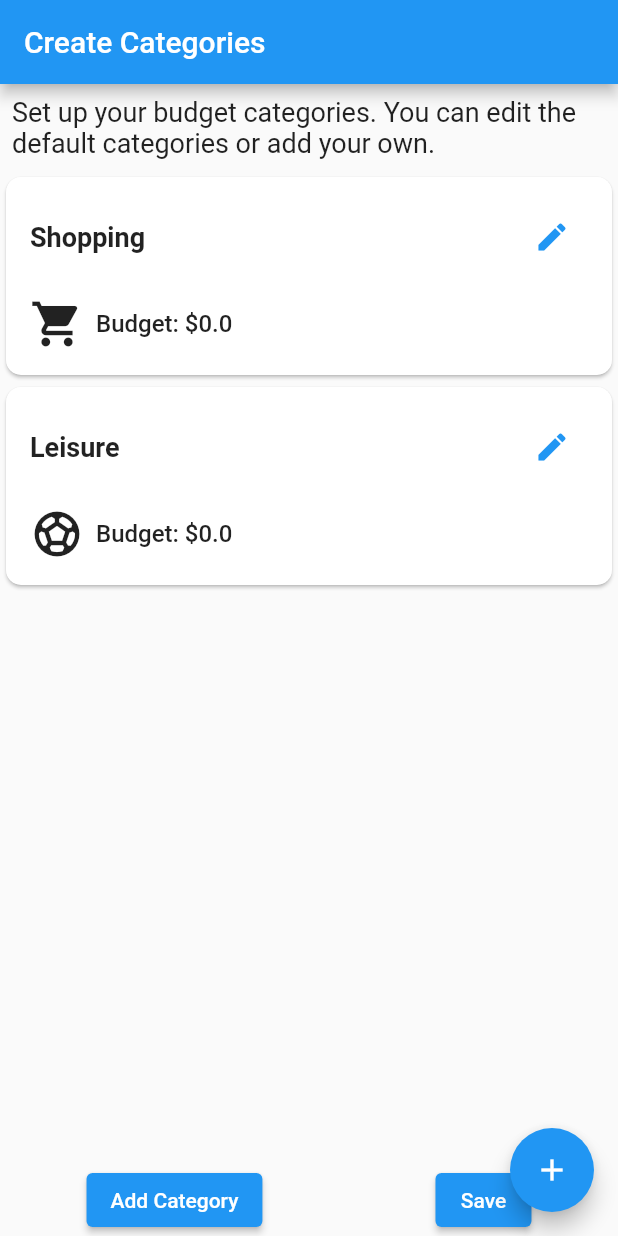
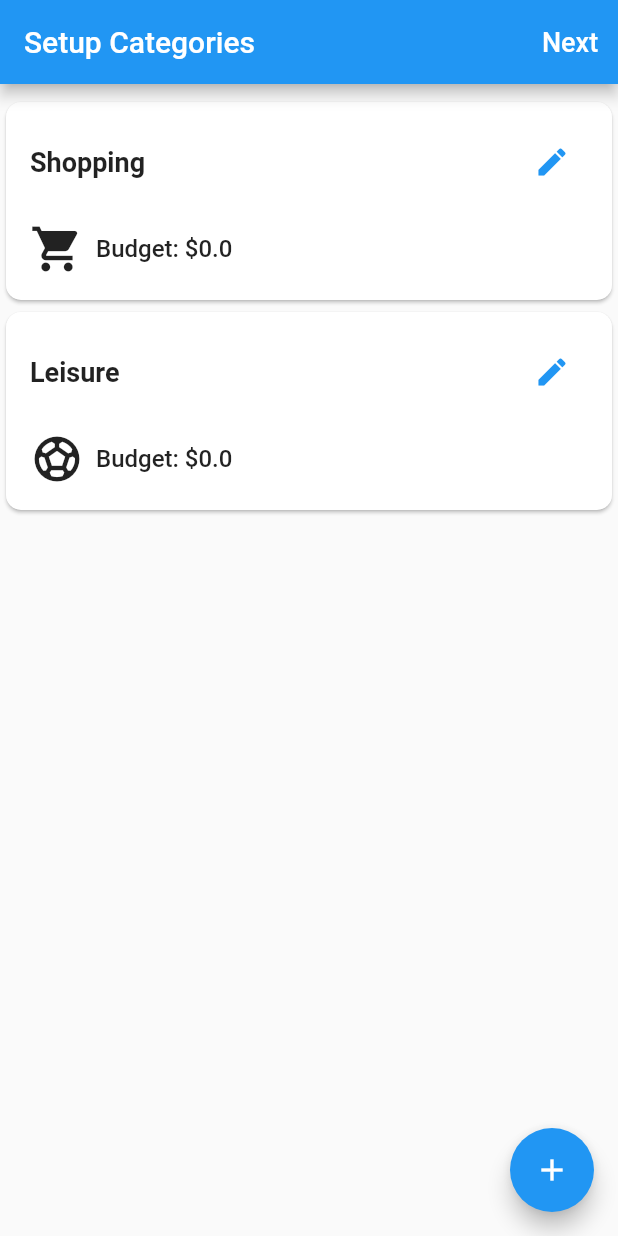
Before and after one commit to adriancenusa/new_budget_app, a Flutter app: the CategoryScreen screen opened directly, on a phone screen of 412 x 824 dp. Run offline on Flutter 3.47's test engine with Material 2 defaults, Android fonts, the phone set to English and light mode, and no system bars; our stand-ins replace cloud_firestore, firebase_auth, firebase_core, flutter_speed_dial, get, google_sign_in and 2 more; accounts and stored records are empty.

Commit message:
add setup page

```diff
--- a/lib/models/category.dart
+++ b/lib/models/category.dart
@@ -2,10 +2,10 @@ import 'package:cloud_firestore/cloud_firestore.dart';
 import 'package:flutter/material.dart';
 
 class Category {
-  final String id;
-  String name;
-  final IconData icon;
-  final double budget;
+   final String id;
+   String name;
+   IconData icon;
+   double budget;
 
   Category({required this.id, required this.name, required this.icon, required this.budget});
 
--- a/lib/screens/login_screen.dart
+++ b/lib/screens/login_screen.dart
@@ -164,7 +164,7 @@ class _LoginPageState extends State<LoginPage> {
     signInWithGoogle().then((user) {
       var userProvider = Provider.of<UserProvider>(context, listen: false);
       userProvider.setUser(user);
-      checkIfUserSetupIsCompleted(user!).then((value) {
+      UserService().checkIfUserSetupIsCompleted(user!).then((value) {
         value == true
             ? Navigator.pushReplacement(
                 context,
--- a/lib/screens/setup_screen.dart
+++ b/lib/screens/setup_screen.dart
@@ -1,11 +1,19 @@
 import 'package:flutter/material.dart';
 import 'package:get/get.dart';
+import 'package:new_budget_app/models/expense.dart';
+import 'package:new_budget_app/utils/user_service.dart';
 import 'package:provider/provider.dart';
+
+import '../models/category.dart';
+import '../provider/user_provider.dart';
+import '../utils/category_service.dart';
+import 'home_screen.dart';
 
 final GlobalKey<AnimatedListState> _listKey = GlobalKey();
 
 void _addCategory(BuildContext context) {
   var category = Category(
+    id: UniqueKey().toString(),
     name: 'New Category',
     budget: 0.0,
     icon: Icons.add_circle_outline,
@@ -13,18 +21,6 @@ void _addCategory(BuildContext context) {
   var provider = Provider.of<CategoryModel>(context, listen: false);
   provider.addCategory(category);
   _listKey.currentState?.insertItem(0, duration: Duration(milliseconds: 300));
-}
-
-void _deleteCategory(BuildContext context, Category category) {
-  var provider = Provider.of<CategoryModel>(context, listen: false);
-
-  _listKey.currentState?.removeItem(
-    provider.categories.indexOf(category),
-    (BuildContext context, Animation<double> animation) {
-      return _buildDeleteAnimation(context, animation);
-    },
-  );
-  provider.removeCategory(category);
 }
 
 Widget _buildDeleteAnimation(
@@ -38,15 +34,6 @@ Widget _buildDeleteAnimation(
   );
 }
 
-class Category {
-  String id = UniqueKey().toString();
-  String name;
-  double budget;
-  IconData icon;
-
-  Category({required this.name, required this.budget, required this.icon});
-}
-
 class CategoryScreen extends StatelessWidget {
   @override
   Widget build(BuildContext context) {
@@ -55,17 +42,27 @@ class CategoryScreen extends StatelessWidget {
 
     return Scaffold(
       appBar: AppBar(
-        title: const Text('Create Categories'),
+        title: const Text('Setup Categories'),
+        actions: <Widget>[
+          TextButton(
+            onPressed: () async {
+              var uid =
+                  Provider.of<UserProvider>(context, listen: false).user?.uid;
+              var expense = Expense(id: UniqueKey().toString(), title: "exampleExpense", amount: 0.1, date: DateTime.now(), categoryId: categories[0].id);
+              UserService().completeSetup(userId: uid!, categories: categories, dummyExpense: expense);
+              Navigator.pushReplacement(context,
+                  MaterialPageRoute(builder: (context) => HomeScreen()));
+            },
+            child: Text(
+              'Next',
+              style: TextStyle(fontSize: 18, color: Colors.white),
+            ),
+          ),
+        ],
       ),
       body: Column(
         children: [
-          Padding(
-            padding: const EdgeInsets.all(8.0),
-            child: Text(
-              'Set up your budget categories. You can edit the default categories or add your own.',
-              style: TextStyle(fontSize: 18),
-            ),
-          ),
+          SizedBox(height: 8),
           Expanded(
               child: AnimatedList(
             key: _listKey,
@@ -77,34 +74,10 @@ class CategoryScreen extends StatelessWidget {
             },
           )),
           SizedBox(height: 8),
-          Row(
-            mainAxisAlignment: MainAxisAlignment.spaceAround,
-            children: [
-              ElevatedButton(
-                onPressed: () => _addCategory(context),
-                child: Text('Add Category'),
-              ),
-              ElevatedButton(
-                onPressed: () {
-                  // Redirect to the main page
-                  Navigator.pop(context);
-                },
-                child: Text('Save'),
-              ),
-            ],
-          ),
         ],
       ),
       floatingActionButton: FloatingActionButton(
-        onPressed: () {
-          Provider.of<CategoryModel>(context, listen: false).addCategory(
-            Category(
-              name: 'New Category',
-              budget: 0.0,
-              icon: Icons.add_circle_outline,
-            ),
-          );
-        },
+        onPressed: () => _addCategory(context),
         child: Icon(Icons.add),
       ),
     );
@@ -148,6 +121,9 @@ class _CategoryCardState extends State<CategoryCard> {
   @override
   void initState() {
     super.initState();
+    widget.category.name == 'New Category'
+        ? _isEditing = true
+        : _isEditing = false;
     _nameController.text = widget.category.name;
     _budgetController.text = widget.category.budget.toString();
   }
@@ -288,9 +264,17 @@ class _CategoryCardState extends State<CategoryCard> {
 }
 
 class CategoryModel extends ChangeNotifier {
-  List<Category> _categories = [
-    Category(name: 'Shopping', budget: 0.0, icon: Icons.shopping_cart),
-    Category(name: 'Leisure', budget: 0.0, icon: Icons.sports_soccer),
+  final List<Category> _categories = [
+    Category(
+        id: UniqueKey().toString(),
+        name: 'Shopping',
+        budget: 0.0,
+        icon: Icons.shopping_cart),
+    Category(
+        id: UniqueKey().toString(),
+        name: 'Leisure',
+        budget: 0.0,
+        icon: Icons.sports_soccer),
   ];
 
   List<Category> get categories => _categories;
--- a/lib/utils/category_service.dart
+++ b/lib/utils/category_service.dart
@@ -31,4 +31,10 @@ class CategoryService {
   Future<void> deleteCategory(String categoryId) async {
     await categoriesCollection.doc(categoryId).delete();
   }
+
+  Future<void> saveCategories(List<Category> categories) async {
+    for (Category category in categories) {
+      await categoriesCollection.doc(category.id).set(category.toFirestore());
+    }
+  }
 }
```
Also changed, not shown: lib/utils/user_service.dart (+33 -2 lines).
